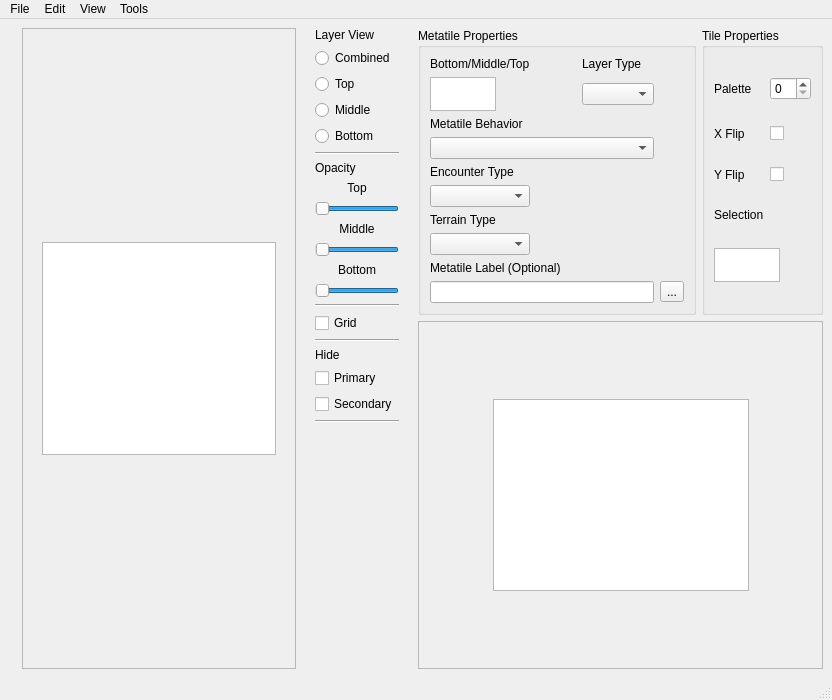
Before: the Qt Designer form forms/tileseteditor.ui in GriffinRichards/porymap, drawn with Qt 5.
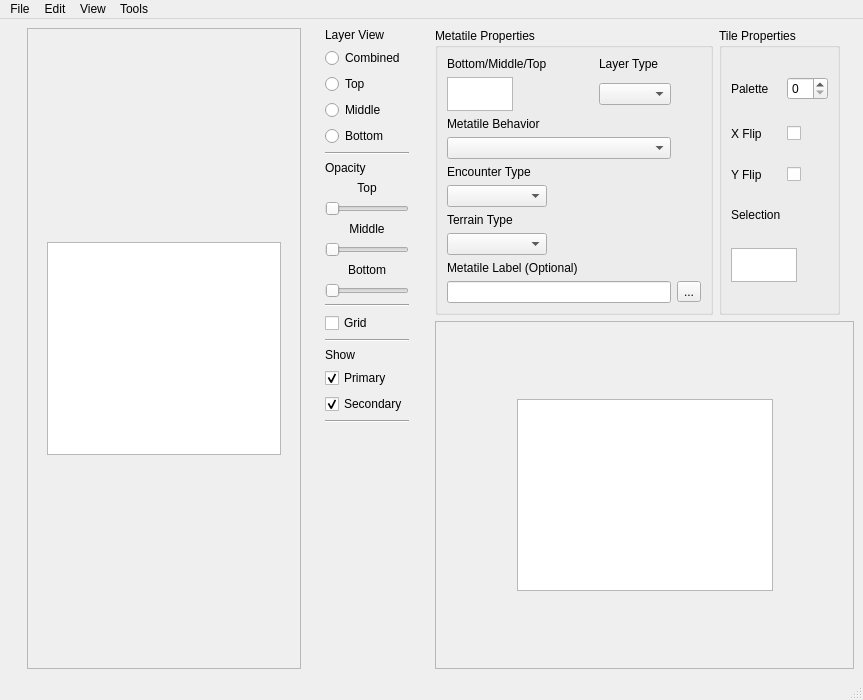
After: the same form once the commit is applied. Icons and pictures are not drawn. Custom widgets are drawn as their Qt base class.

Commit message: Connect new Tileset Editor UI elements

The edit to the form file:
```diff
--- a/forms/tileseteditor.ui
+++ b/forms/tileseteditor.ui
@@ -6,7 +6,7 @@
    <rect>
     <x>0</x>
     <y>0</y>
-    <width>832</width>
+    <width>863</width>
     <height>700</height>
    </rect>
   </property>
@@ -245,14 +245,11 @@
             <property name="maximum">
              <number>100</number>
             </property>
-            <property name="sliderPosition">
-             <number>100</number>
-            </property>
             <property name="orientation">
              <enum>Qt::Horizontal</enum>
             </property>
             <property name="invertedAppearance">
-             <bool>true</bool>
+             <bool>false</bool>
             </property>
            </widget>
           </item>
@@ -271,14 +268,11 @@
             <property name="maximum">
              <number>100</number>
             </property>
-            <property name="sliderPosition">
-             <number>100</number>
-            </property>
             <property name="orientation">
              <enum>Qt::Horizontal</enum>
             </property>
             <property name="invertedAppearance">
-             <bool>true</bool>
+             <bool>false</bool>
             </property>
            </widget>
           </item>
@@ -297,14 +291,11 @@
             <property name="maximum">
              <number>100</number>
             </property>
-            <property name="sliderPosition">
-             <number>100</number>
-            </property>
             <property name="orientation">
              <enum>Qt::Horizontal</enum>
             </property>
             <property name="invertedAppearance">
-             <bool>true</bool>
+             <bool>false</bool>
             </property>
            </widget>
           </item>
@@ -332,7 +323,7 @@
           <item>
            <widget class="QLabel" name="label_Hide">
             <property name="text">
-             <string>Hide</string>
+             <string>Show</string>
             </property>
            </widget>
           </item>
@@ -341,6 +332,9 @@
             <property name="text">
              <string>Primary</string>
             </property>
+            <property name="checked">
+             <bool>true</bool>
+            </property>
            </widget>
           </item>
           <item>
@@ -348,6 +342,9 @@
             <property name="text">
              <string>Secondary</string>
             </property>
+            <property name="checked">
+             <bool>true</bool>
+            </property>
            </widget>
           </item>
           <item>
@@ -646,8 +643,8 @@
            <rect>
             <x>0</x>
             <y>0</y>
-            <width>411</width>
-            <height>247</height>
+            <width>432</width>
+            <height>272</height>
            </rect>
           </property>
           <layout class="QGridLayout" name="gridLayout_2">
@@ -739,7 +736,7 @@
     <rect>
      <x>0</x>
      <y>0</y>
-     <width>832</width>
+     <width>863</width>
      <height>22</height>
     </rect>
    </property>
```
Left out of the diff: 24 changed lines with no effect on the pictures. The commit also changes 4 other files.
